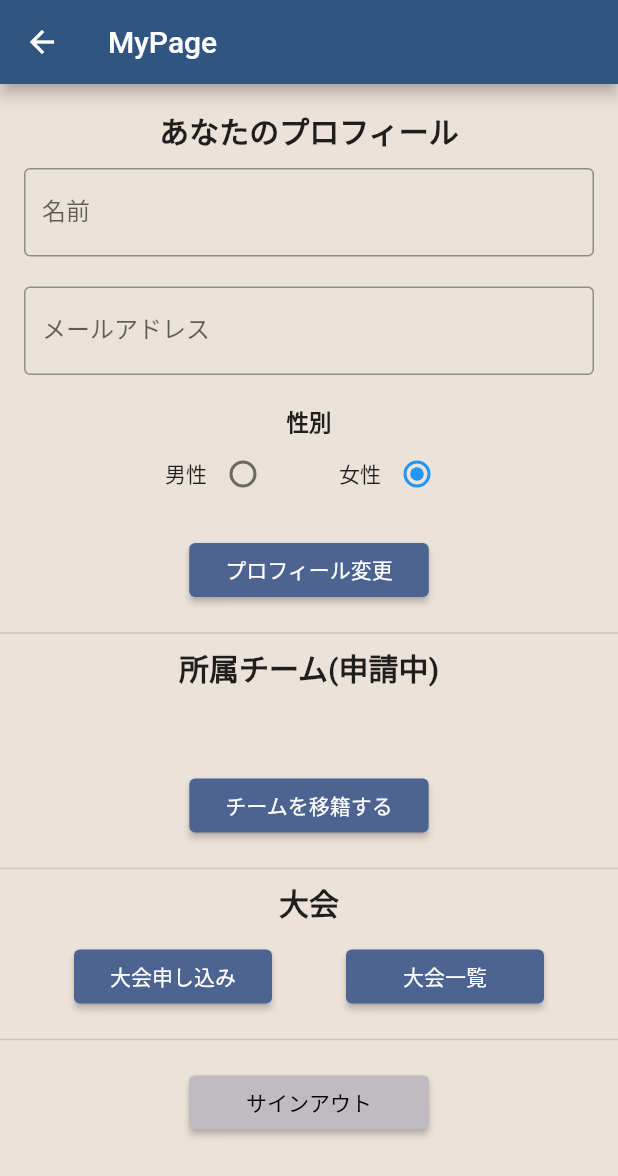
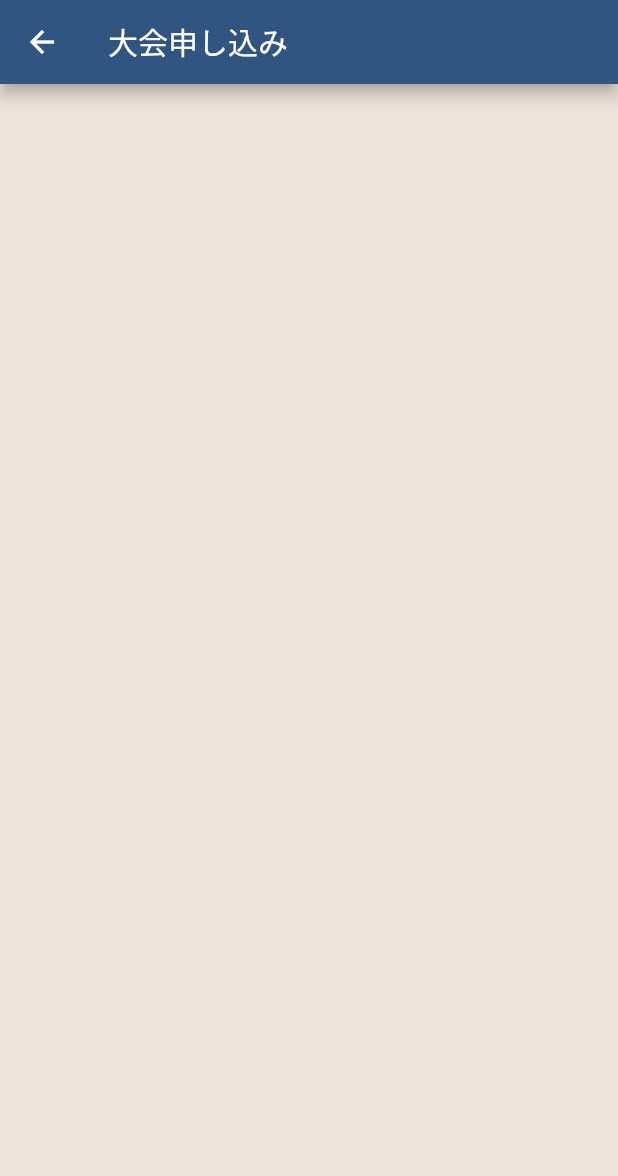
Before and after one commit to miyasic/sepak_judge, a Flutter app: the MyPage screen opened directly, after a tap on "大会申し込み", on a phone screen of 412 x 824 dp. Shown: the top 1176 px of the screen. Run offline on Flutter 3.47's test engine with Material 2 defaults, Android fonts, the phone set to English and light mode, and no system bars; our stand-ins replace cloud_firestore, firebase_auth, firebase_core; missing offline and left inert: flutter_share; accounts and stored records are empty.

Commit message:
大会エントリーのための一覧ページを作成しました。

```diff
--- /dev/null
+++ b/lib/presentation/entry_competition/entry_competition_model.dart
@@ -0,0 +1,3 @@
+import 'package:flutter/material.dart';
+
+class EntryCompetitionModel extends ChangeNotifier {}
--- /dev/null
+++ b/lib/presentation/entry_competition/entry_competition_page.dart
@@ -0,0 +1,22 @@
+import 'package:flutter/material.dart';
+import 'package:provider/provider.dart';
+import 'entry_competition_model.dart';
+
+class EntryCompetitionPage extends StatelessWidget {
+  @override
+  Widget build(BuildContext context) {
+    return ChangeNotifierProvider<EntryCompetitionModel>(
+      create: (_) => EntryCompetitionModel(), //EntryCompetitionModelを作成
+      child: Scaffold(
+        appBar: AppBar(
+          title: Text('大会申し込み'),
+        ),
+        body: Consumer<EntryCompetitionModel>(
+          builder: (context, model, child) {
+            return Container();
+          },
+        ),
+      ),
+    );
+  }
+}
--- a/lib/presentation/my_page/my_page.dart
+++ b/lib/presentation/my_page/my_page.dart
@@ -1,6 +1,7 @@
 import 'package:flutter/material.dart';
 import 'package:provider/provider.dart';
 import 'package:sepakjudge/constants.dart';
+import 'package:sepakjudge/presentation/entry_competition/entry_competition_page.dart';
 import 'package:sepakjudge/presentation/sign_up/signup_page.dart';
 import 'package:sepakjudge/presentation/team_select/team_select_page.dart';
 import 'package:sepakjudge/utils/dialog_utils.dart';
@@ -172,7 +173,14 @@ class MyPage extends StatelessWidget {
           Row(
             mainAxisAlignment: MainAxisAlignment.spaceEvenly,
             children: [
-              RaisedButton(child: Text('大会申し込み'), onPressed: () async {}),
+              RaisedButton(
+                  child: Text('大会申し込み'),
+                  onPressed: () async {
+                    Navigator.push(
+                        context,
+                        MaterialPageRoute(
+                            builder: (context) => EntryCompetitionPage()));
+                  }),
               RaisedButton(child: Text('　大会一覧　'), onPressed: () async {}),
             ],
           ),
```
